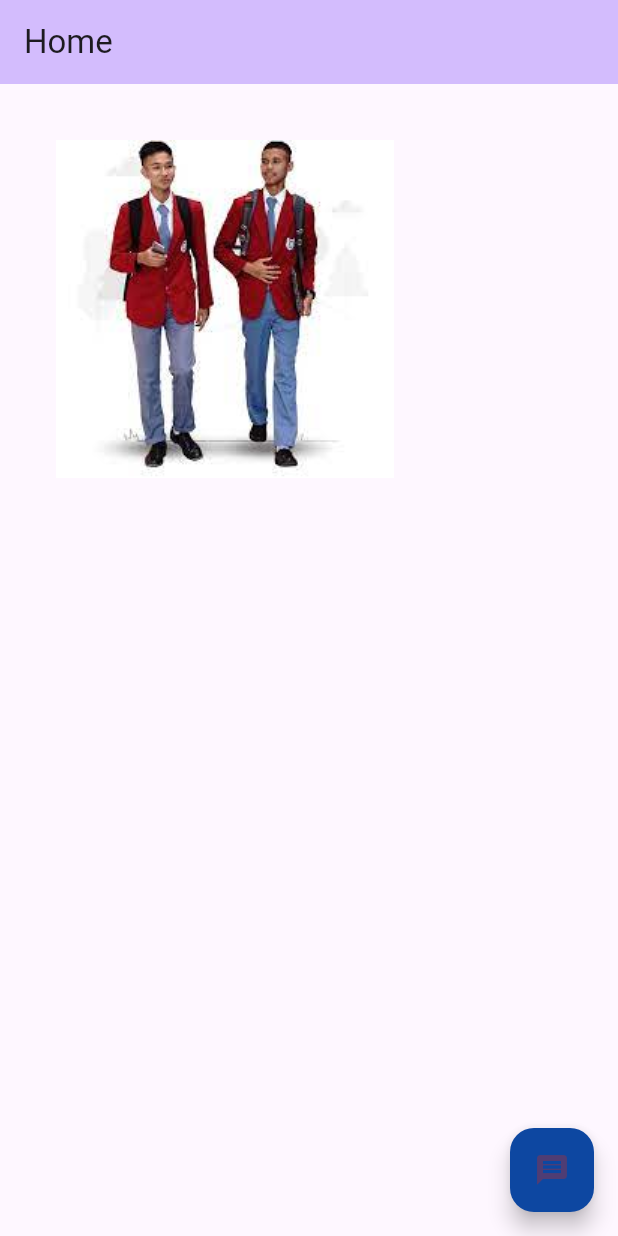
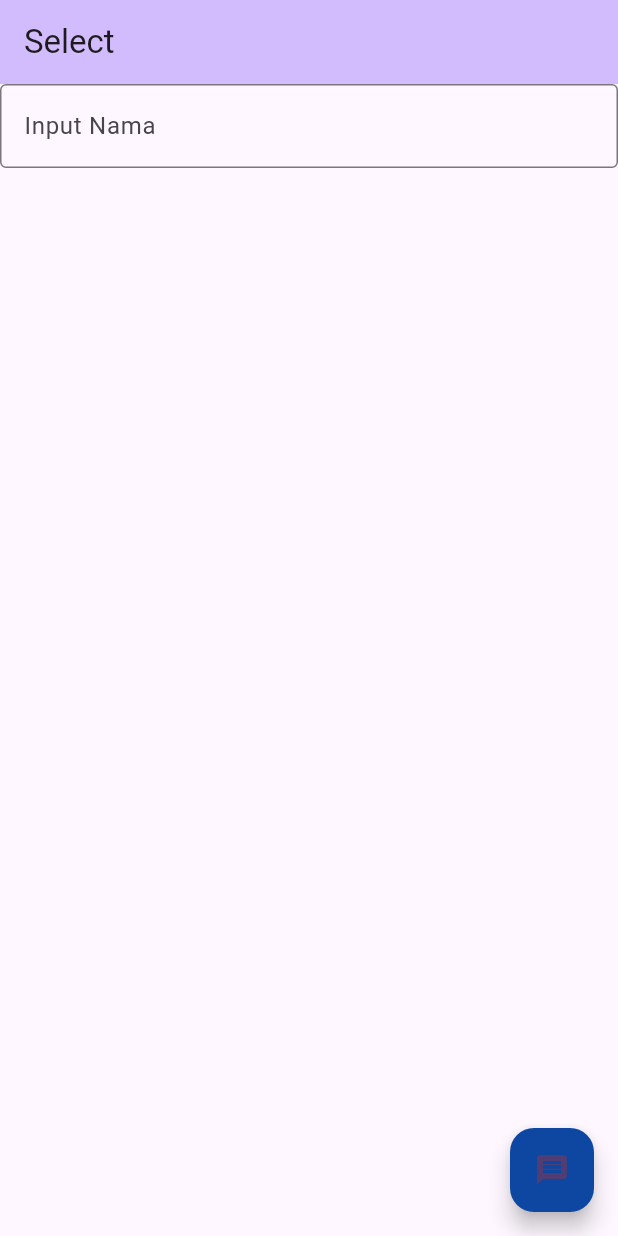
Before and after one commit to bidingurusmk/belajar_flutter_xir3, a Flutter app: the screen it shows after launch, on a phone screen of 412 x 824 dp. Run offline on Flutter 3.47's test engine with Material 2 defaults, Android fonts, the phone set to English and light mode, and no system bars.

Commit message:
tambahan selection

```diff
--- a/lib/main.dart
+++ b/lib/main.dart
@@ -1,6 +1,8 @@
 import 'package:flutter/material.dart';
 import 'package:flutter_dasar_xir3/TextWidget.dart';
+import 'package:flutter_dasar_xir3/dialog.dart';
 import 'package:flutter_dasar_xir3/gambar.dart';
+import 'package:flutter_dasar_xir3/selection.dart';
 
 void main() {
   runApp(const MyApp());
@@ -18,7 +20,7 @@ class MyApp extends StatelessWidget {
         colorScheme: ColorScheme.fromSeed(seedColor: Colors.deepPurple),
         useMaterial3: true,
       ),
-      home: GambarWidget(),
+      home: SelectWidget(),
     );
   }
 }
--- /dev/null
+++ b/lib/selection.dart
@@ -0,0 +1,27 @@
+import 'package:flutter/material.dart';
+
+class SelectWidget extends StatelessWidget {
+  const SelectWidget({super.key});
+
+  @override
+  Widget build(BuildContext context) {
+    return Scaffold(
+      floatingActionButton: FloatingActionButton(
+        onPressed: () => {},
+        backgroundColor: Colors.blue[900],
+        child: const Icon(Icons.message),
+      ),
+      appBar: AppBar(
+        backgroundColor: Theme.of(context).colorScheme.inversePrimary,
+        title: const Text("Select"),
+      ),
+      body: TextField(
+        obscureText: false,
+        decoration: InputDecoration(
+          border: OutlineInputBorder(),
+          labelText: "Input Nama",
+        ),
+      ),
+    );
+  }
+}
```
Also changed, not shown: lib/dialog.dart (added, +47 -0 lines).
